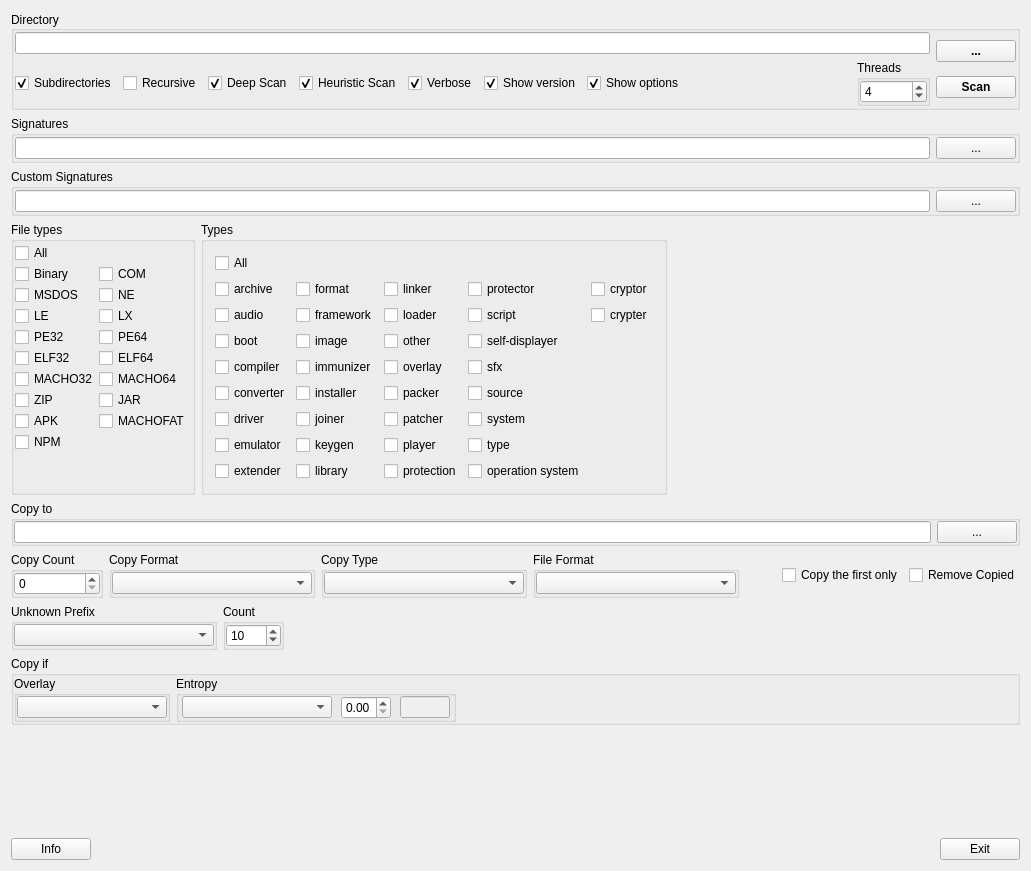
First picture: the form in gui_source/guimainwindow.ui, repository horsicq/DIE-sort, before the edit.
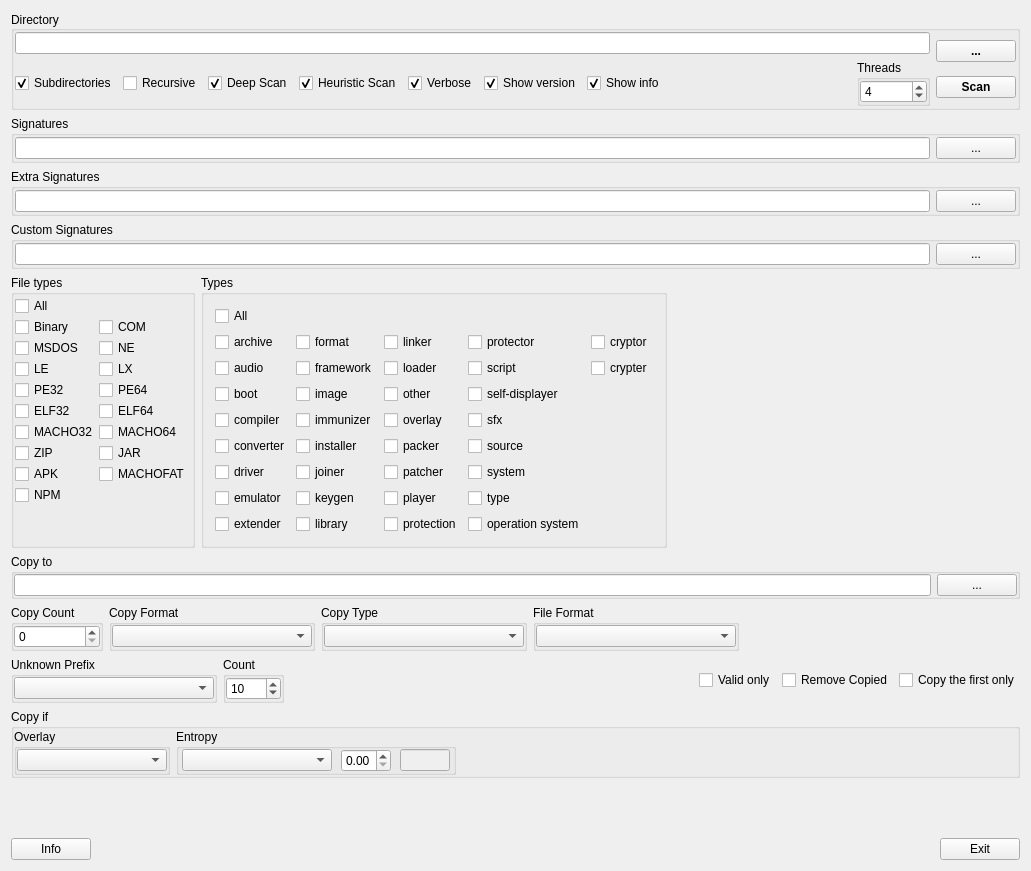
Second picture: the form after the edit.

Patch:
```diff
--- a/gui_source/guimainwindow.ui
+++ b/gui_source/guimainwindow.ui
@@ -106,7 +106,7 @@
            <item>
             <widget class="QCheckBox" name="checkBoxShowOptions">
              <property name="text">
-              <string>Show options</string>
+              <string>Show info</string>
              </property>
              <property name="checked">
               <bool>true</bool>
@@ -233,6 +233,41 @@
       </layout>
      </widget>
     </item>
+    <item>
+     <widget class="QGroupBox" name="groupBoxSignaturesExtra">
+      <property name="title">
+       <string>Extra Signatures</string>
+      </property>
+      <layout class="QHBoxLayout" name="horizontalLayout_15">
+       <property name="leftMargin">
+        <number>1</number>
+       </property>
+       <property name="topMargin">
+        <number>1</number>
+       </property>
+       <property name="rightMargin">
+        <number>1</number>
+       </property>
+       <property name="bottomMargin">
+        <number>1</number>
+       </property>
+       <item>
+        <layout class="QHBoxLayout" name="horizontalLayout_16">
+         <item>
+          <widget class="QLineEdit" name="lineEditSignaturesExtra"/>
+         </item>
+         <item>
+          <widget class="QPushButton" name="pushButtonSignaturesExtra">
+           <property name="text">
+            <string>...</string>
+           </property>
+          </widget>
+         </item>
+        </layout>
+       </item>
+      </layout>
+     </widget>
+    </item>
     <item>
      <widget class="QGroupBox" name="groupBoxSignaturesCustom">
       <property name="title">
@@ -865,20 +900,6 @@
         </property>
        </spacer>
       </item>
-      <item>
-       <widget class="QCheckBox" name="checkBoxCopyTheFirstOnly">
-        <property name="text">
-         <string>Copy the first only</string>
-        </property>
-       </widget>
-      </item>
-      <item>
-       <widget class="QCheckBox" name="checkBoxRemoveCopied">
-        <property name="text">
-         <string>Remove Copied</string>
-        </property>
-       </widget>
-      </item>
      </layout>
     </item>
     <item>
@@ -964,6 +985,27 @@
         </property>
        </spacer>
       </item>
+      <item>
+       <widget class="QCheckBox" name="checkBoxValidOnly">
+        <property name="text">
+         <string>Valid only</string>
+        </property>
+       </widget>
+      </item>
+      <item>
+       <widget class="QCheckBox" name="checkBoxRemoveCopied">
+        <property name="text">
+         <string>Remove Copied</string>
+        </property>
+       </widget>
+      </item>
+      <item>
+       <widget class="QCheckBox" name="checkBoxCopyTheFirstOnly">
+        <property name="text">
+         <string>Copy the first only</string>
+        </property>
+       </widget>
+      </item>
      </layout>
     </item>
     <item>
```
Left out of the diff: 2 changed lines with no effect on the pictures.
